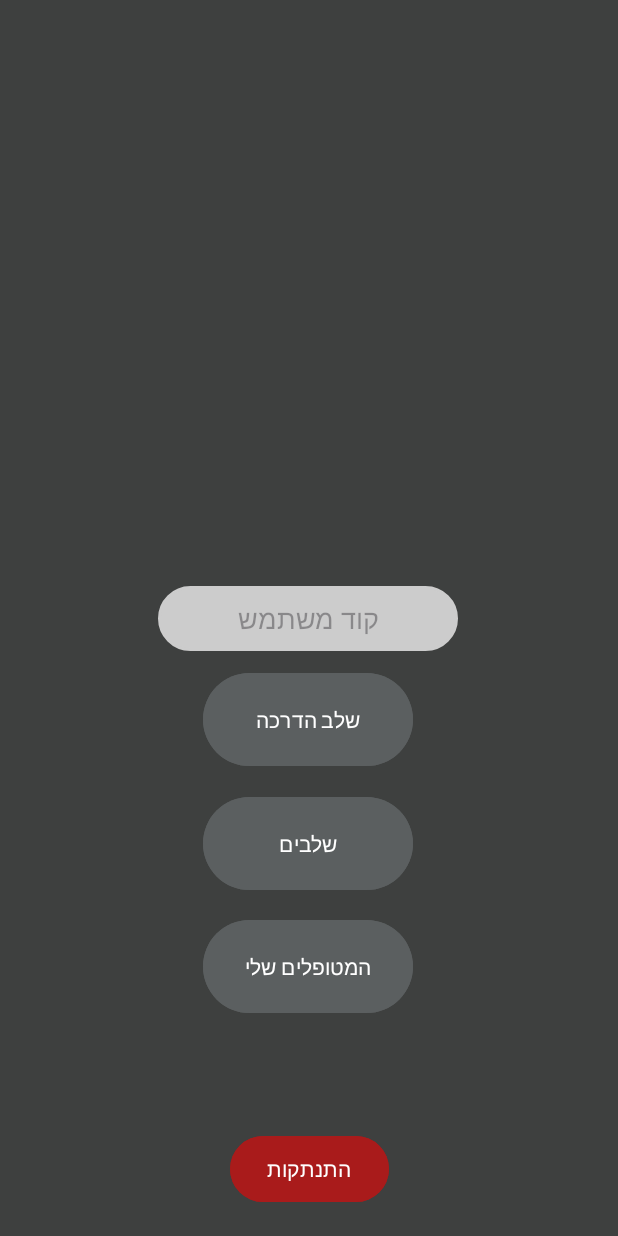
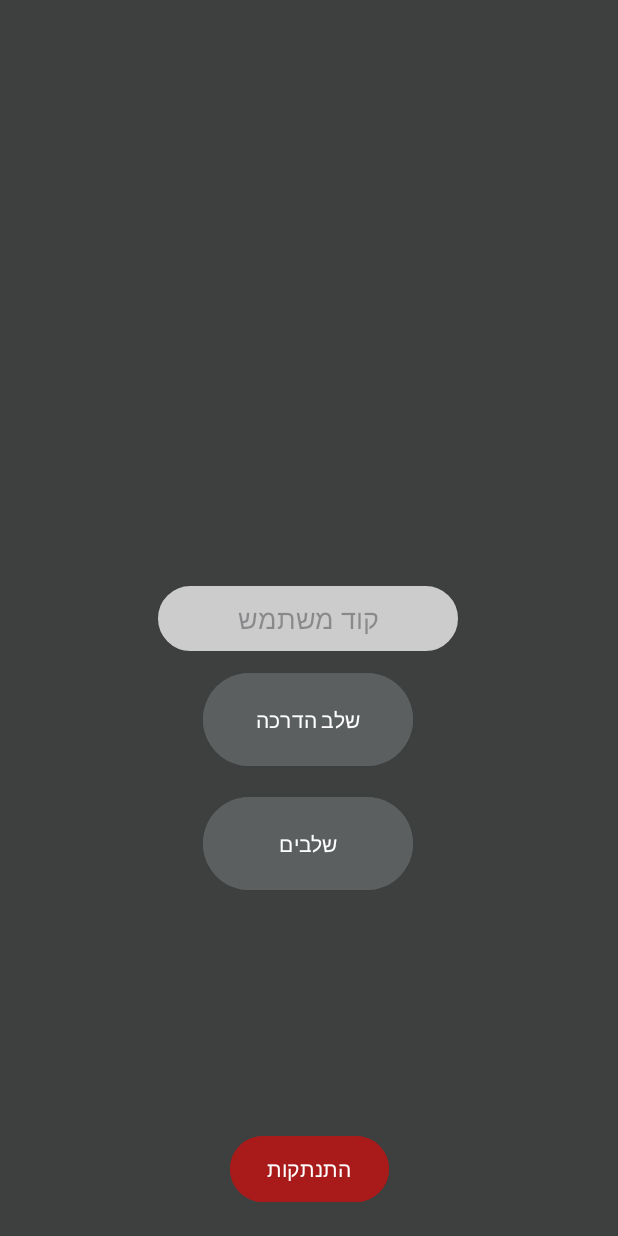
Before and after one commit to itayst1/chiro-plate, an Android app: the HomeActivity screen opened directly, with no data from a screen before it, on a phone screen of 412 x 824 dp. Run offline under Robolectric (Android 15) with nearby library versions, the phone set to English and light mode, and no system bars; Roboto replaces fonts that are not available here.

Commit message:
removed unnecessary stuff

```diff
--- a/plateApp/app/src/main/java/com/example/plateapp/GameActivity.java
+++ b/plateApp/app/src/main/java/com/example/plateapp/GameActivity.java
@@ -84,7 +84,7 @@ public class GameActivity extends AppCompatActivity {
             new Handler().postDelayed(new Runnable() {
                 @Override
                 public void run() {
-                    new CountDownTimer((long) ((gameInstance.getTime() + 0.5) * 1000), 1000) {
+                    new CountDownTimer((long) ((gameInstance.getTime() + 0.4) * 1000), 1000) {
 
                         public void onTick(long millisUntilFinished) {
                             if (play)
--- a/plateApp/app/src/main/java/com/example/plateapp/MainActivity.java
+++ b/plateApp/app/src/main/java/com/example/plateapp/MainActivity.java
@@ -63,7 +63,6 @@ public class MainActivity extends AppCompatActivity {
                 ActivityCompat.requestPermissions(MainActivity.this, new String[]{Manifest.permission.BLUETOOTH_SCAN, Manifest.permission.BLUETOOTH_CONNECT, Manifest.permission.ACCESS_FINE_LOCATION}, 101);
                 return;
             }
-
         }
 
         bluetoothController.disconnect();
--- a/plateApp/app/src/main/res/layout/activity_home.xml
+++ b/plateApp/app/src/main/res/layout/activity_home.xml
@@ -63,26 +63,6 @@
         app:layout_constraintVertical_bias="0.291"
         app:strokeColor="#00BC65" />
 
-    <Button
-        android:id="@+id/patients"
-        android:layout_width="140dp"
-        android:layout_height="70dp"
-        android:backgroundTint="#5B5F60"
-        android:shadowColor="#00BC65"
-        android:text="המטופלים שלי"
-        android:textColor="#FFFFFF"
-        android:textColorHighlight="#00BC65"
-        android:textColorHint="#00BC65"
-        android:textColorLink="@color/white"
-        android:textStyle="normal"
-        app:layout_constraintBottom_toBottomOf="parent"
-        app:layout_constraintEnd_toEndOf="parent"
-        app:layout_constraintHorizontal_bias="0.498"
-        app:layout_constraintStart_toStartOf="parent"
-        app:layout_constraintTop_toBottomOf="@+id/user_code"
-        app:layout_constraintVertical_bias="0.547"
-        app:strokeColor="#00BC65" />
-
     <ImageView
         android:id="@+id/imageView"
         android:layout_width="259dp"
```
